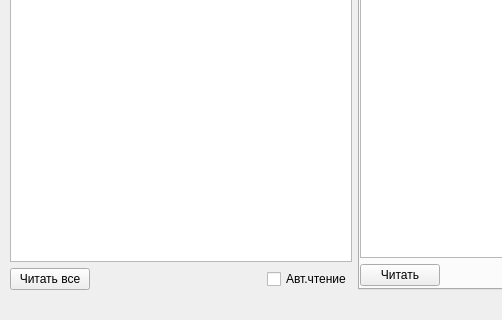
The window that powermonitor.ui (Merholg/PowerMonitor) describes before a commit, drawn with Qt 5; both pictures show x 0 to 502 and y 190 to 510 of the 1050 by 510 pixel window.
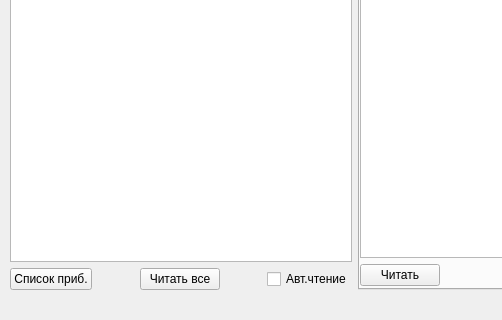
The same window after the commit.

Commit message: Add Button DeviceList Refresh

```diff
--- a/powermonitor.ui
+++ b/powermonitor.ui
@@ -48,6 +48,26 @@
          </item>
          <item>
           <layout class="QHBoxLayout" name="horizontalLayout_4">
+           <item>
+            <widget class="QPushButton" name="buttonMonitorRefresh">
+             <property name="text">
+              <string>Список приб.</string>
+             </property>
+            </widget>
+           </item>
+           <item>
+            <spacer name="horizontalSpacer">
+             <property name="orientation">
+              <enum>Qt::Horizontal</enum>
+             </property>
+             <property name="sizeHint" stdset="0">
+              <size>
+               <width>40</width>
+               <height>20</height>
+              </size>
+             </property>
+            </spacer>
+           </item>
            <item>
             <widget class="QPushButton" name="buttonMonitorReadAll">
              <property name="text">
```
